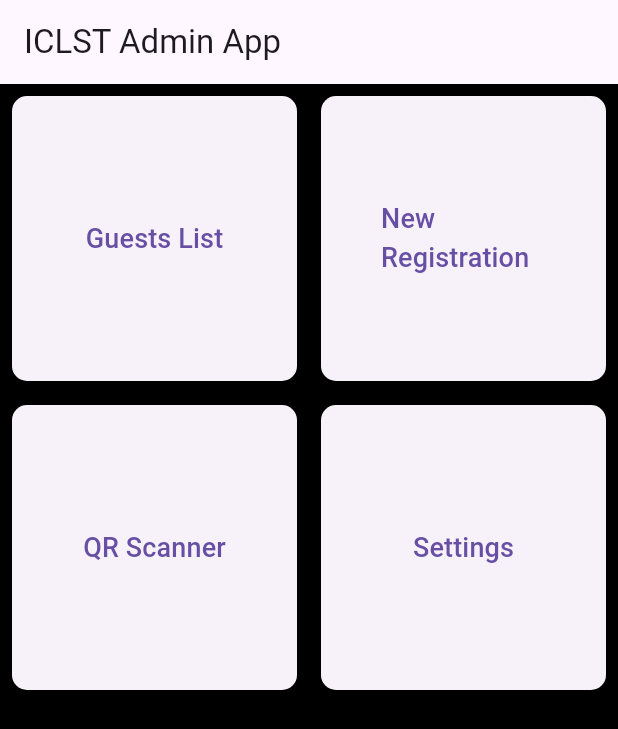
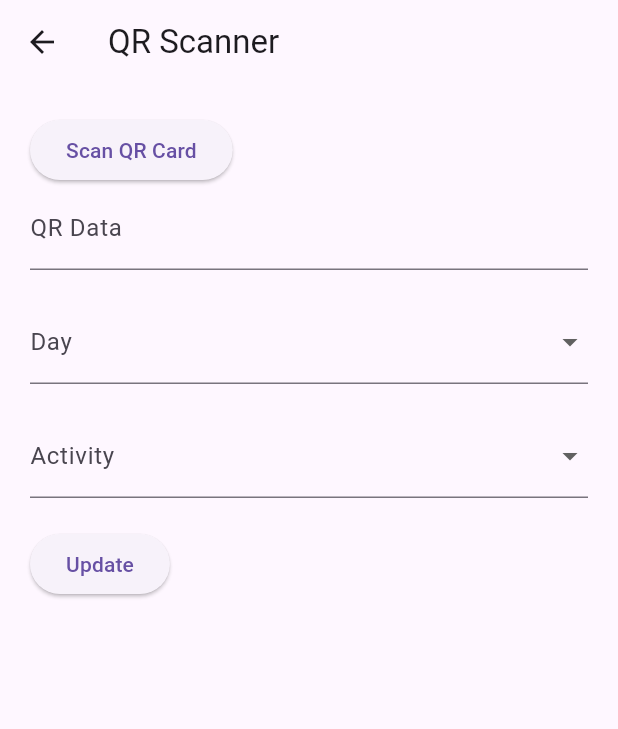
Before and after one commit to MITHUNTR7/ICFTES-24-app, a Flutter app: the screen it shows after launch, after a tap on "QR Scanner", on a phone screen of 412 x 824 dp. Shown: the top 729 px of the screen. Run offline on Flutter 3.47's test engine with Material 3 defaults, Android fonts, the phone set to English and light mode, and no system bars; missing offline and left inert: gsheets, simple_barcode_scanner; key blocks and very long unbroken strings in the code were emptied for the run.

Commit message:
qr_scanner_page

```diff
--- a/lib/main.dart
+++ b/lib/main.dart
@@ -1,6 +1,7 @@
 import 'package:flutter/material.dart';
 import 'guest_list_page.dart'; // Import the guest_list_page.dart file
 import 'new_registration_page.dart';
+import 'qr_scanner_page.dart';
 
 void main() {
   runApp(MyApp());
@@ -66,6 +67,12 @@ class HomePage extends StatelessWidget {
             );
           } else if (label == 'QR Scanner') {
             // Navigate to QR Scanner page
+            Navigator.push(
+              context,
+              MaterialPageRoute(
+                builder: (context) => QRScannerPage(),
+              ),
+            );
           } else if (label == 'Settings') {
             // Navigate to Settings page
           }
@@ -79,7 +86,7 @@ class HomePage extends StatelessWidget {
           padding: const EdgeInsets.all(16.0),
           child: Text(
             label,
-            style: TextStyle(fontSize: 18.0),
+            style: const TextStyle(fontSize: 18.0),
           ),
         ),
       ),
--- /dev/null
+++ b/lib/qr_scanner_page.dart
@@ -0,0 +1,141 @@
+import 'package:flutter/material.dart';
+import 'package:simple_barcode_scanner/simple_barcode_scanner.dart';
+
+class QRScannerPage extends StatefulWidget {
+  @override
+  _QRScannerPageState createState() => _QRScannerPageState();
+}
+
+class _QRScannerPageState extends State<QRScannerPage> {
+  TextEditingController qrDataController = TextEditingController();
+  String? selectedDay;
+  String? selectedActivity;
+
+  @override
+  Widget build(BuildContext context) {
+    return Scaffold(
+      appBar: AppBar(
+        title: Text('QR Scanner'),
+      ),
+      body: Padding(
+        padding: const EdgeInsets.all(20.0),
+        child: Column(
+          crossAxisAlignment: CrossAxisAlignment.start,
+          children: [
+            ElevatedButton(
+              onPressed: () async {
+                var res = await Navigator.push(
+                  context,
+                  MaterialPageRoute(
+                    builder: (context) => SimpleBarcodeScannerPage(),
+                  ),
+                );
+                setState(() {
+                  if (res is String) {
+                    qrDataController.text = res;
+                  }
+                });
+              },
+              child: Text('Scan QR Card'),
+            ),
+            TextFormField(
+              controller: qrDataController,
+              decoration: InputDecoration(
+                labelText: 'QR Data',
+              ),
+            ),
+            SizedBox(height: 20),
+            DropdownButtonFormField<String>(
+              value: selectedDay,
+              onChanged: (value) {
+                setState(() {
+                  selectedDay = value;
+                });
+              },
+              items: [
+                DropdownMenuItem(
+                  value: 'Day 1 - 21 May',
+                  child: Text('Day 1 - 21 May'),
+                ),
+                DropdownMenuItem(
+                  value: 'Day 2 - 22 May',
+                  child: Text('Day 2 - 22 May'),
+                ),
+                DropdownMenuItem(
+                  value: 'Day 3 - 23 May',
+                  child: Text('Day 3 - 23 May'),
+                ),
+                DropdownMenuItem(
+                  value: 'Day 4 - 24 May',
+                  child: Text('Day 4 - 24 May'),
+                ),
+              ],
+              decoration: InputDecoration(
+                labelText: 'Day',
+              ),
+            ),
+            SizedBox(height: 20),
+            DropdownButtonFormField<String>(
+              value: selectedActivity,
+              onChanged: (value) {
+                setState(() {
+                  selectedActivity = value;
+                });
+              },
+              items: [
+                DropdownMenuItem(
+                  value: 'Breakfast',
+                  child: Text('Breakfast'),
+                ),
+                DropdownMenuItem(
+                  value: 'Lunch',
+                  child: Text('Lunch'),
+                ),
+                DropdownMenuItem(
+                  value: 'Dinner',
+                  child: Text('Dinner'),
+                ),
+              ],
+              decoration: InputDecoration(
+                labelText: 'Activity',
+              ),
+            ),
+            SizedBox(height: 20),
+            ElevatedButton(
+              onPressed: () {
+                if (qrDataController.text.isEmpty ||
+                    selectedDay == null ||
+                    selectedActivity == null) {
+                  _showErrorPopup('Please fill in all fields');
+                } else {
+                  // Add functionality to update data
+                }
+              },
+              child: Text('Update'),
+            ),
+          ],
+        ),
+      ),
+    );
+  }
+
+  void _showErrorPopup(String message) {
+    showDialog(
+      context: context,
+      builder: (BuildContext context) {
+        return AlertDialog(
+          title: Text('Error'),
+          content: Text(message),
+          actions: [
+            TextButton(
+              onPressed: () {
+                Navigator.of(context).pop();
+              },
+              child: Text('OK'),
+            ),
+          ],
+        );
+      },
+    );
+  }
+}
```
